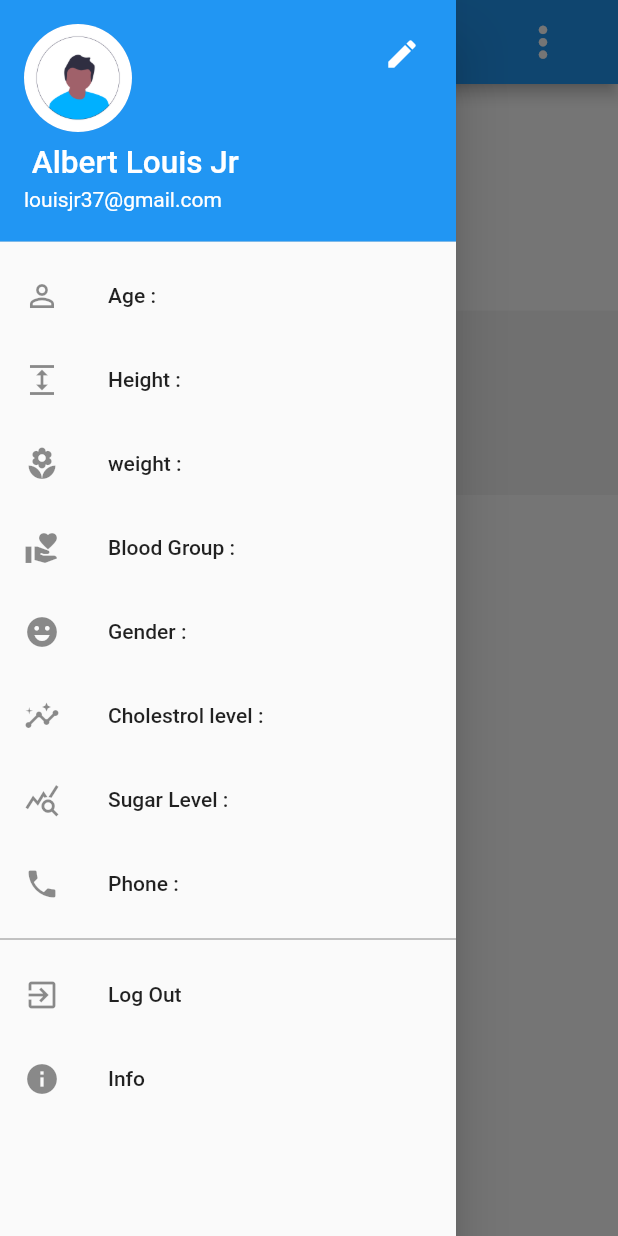
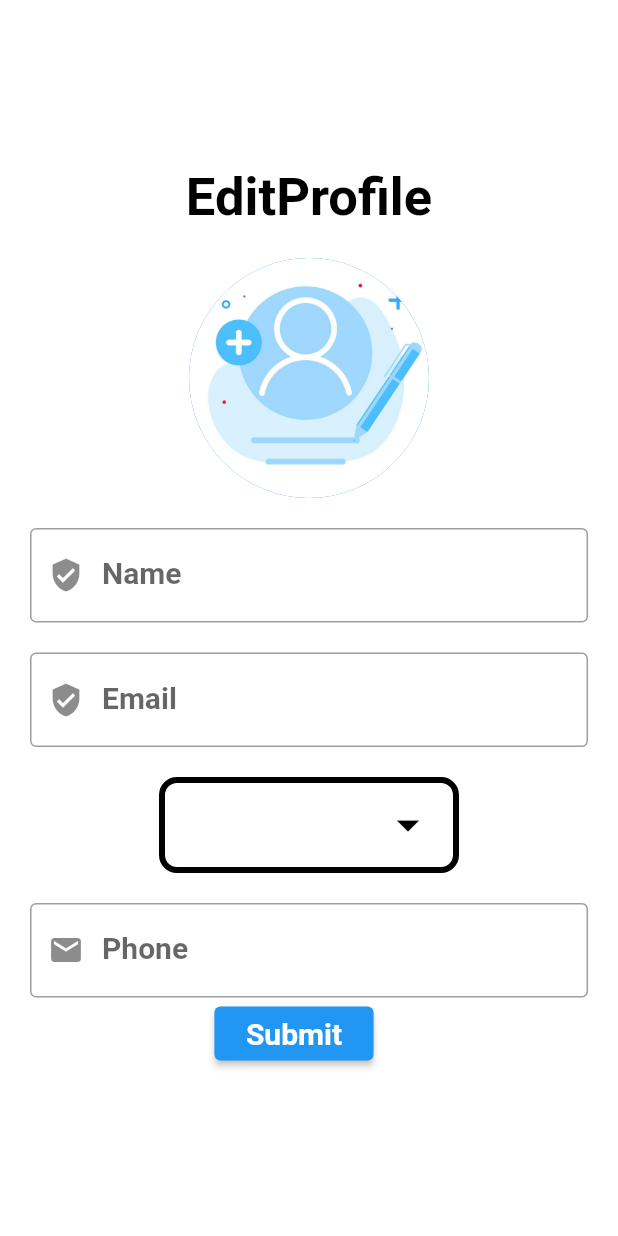
Before and after one commit to Ajn7/healthapp, a Flutter app: the MyHome screen opened directly with empty values, in the side drawer, after a tap on the "edit" icon, on a phone screen of 412 x 824 dp. Run offline on Flutter 3.47's test engine with Material 2 defaults, Android fonts, the phone set to English and light mode, and no system bars; drawn by our look-alikes of dropdown_button2.

Commit message:
edit menu added

```diff
--- /dev/null
+++ b/lib/editinfo.dart
@@ -0,0 +1,139 @@
+import 'package:flutter/material.dart';
+import 'package:healthapp/constants/msgline.dart';
+import 'package:healthapp/login.dart';
+import 'package:healthapp/myhome.dart';
+
+
+
+
+class EditInfo extends StatefulWidget{
+  @override
+  _EditInfo createState()=>_EditInfo();
+}
+
+
+
+class _EditInfo extends State<EditInfo>{
+  final items=['Male','Female','Not Inetersted'];
+  String?value;
+  TextEditingController _nameTEC=TextEditingController();
+  TextEditingController _emailTEC=TextEditingController();
+  TextEditingController _phoneTEC=TextEditingController();
+  @override
+  Widget build(BuildContext context) {
+    return Scaffold(
+      //appBar: AppBar(title:Text("Login Screen")),
+      backgroundColor:Colors.white,
+      body: SafeArea(
+        child: Center(
+          child: SingleChildScrollView(
+            child: Container(
+              padding:EdgeInsets.symmetric(vertical: 20,horizontal: 20) ,
+              child: Column(
+                mainAxisAlignment: MainAxisAlignment.center,
+                children: [
+                msgLine(message: "EditProfile"),
+
+                  CircleAvatar(
+                    radius: 80,
+                    backgroundImage: AssetImage('assets/images/create.png'),
+                  ),
+                SizedBox(height: 20,),
+                 TextField(
+                 controller:_nameTEC,
+                 keyboardType: TextInputType.emailAddress,
+                 decoration: InputDecoration(
+                          border: OutlineInputBorder(),
+                          prefixIcon: Icon(Icons.verified_user),
+                          hintText: "Enter Name Here",
+                          hintStyle: TextStyle(fontSize: 20.0, ),
+                          labelText: "Name",
+                          labelStyle: TextStyle(fontSize: 20.0,fontWeight: FontWeight.bold),
+                                    ),
+                ),
+                SizedBox(height: 20,),
+                 TextField(
+                 controller:_emailTEC,
+                 keyboardType: TextInputType.emailAddress,
+                 decoration: InputDecoration(
+                          border: OutlineInputBorder(),
+                          prefixIcon: Icon(Icons.verified_user),
+                          hintText: "Enter Email Here",
+                          hintStyle: TextStyle(fontSize: 20.0, ),
+                          labelText: "Email",
+                          labelStyle: TextStyle(fontSize: 20.0,fontWeight: FontWeight.bold),
+                                    ),
+                ),
+                SizedBox(height: 20,),
+                Container(
+                  width:200,
+                  padding: EdgeInsets.symmetric(horizontal: 12,vertical: 4),
+                  decoration: BoxDecoration(
+                    borderRadius: BorderRadius.circular(12),
+                    border: Border.all(color: Colors.black,width: 4)
+                  ),
+                  child: DropdownButtonHideUnderline(
+                    child: DropdownButton<String>(
+                      value:value,
+                      iconSize: 36,
+                      isExpanded:true,
+                      icon:Icon(Icons.arrow_drop_down,color: Colors.black,),
+                      items: items.map(buildMenuItem).toList(),
+                       onChanged: (value)=>setState(() => this.value=value),
+                      ),
+                  ),
+                ),
+                SizedBox(height:20),
+                 TextField(
+                 controller:_phoneTEC,
+                 keyboardType: TextInputType.emailAddress,
+                 decoration: InputDecoration(
+                          border: OutlineInputBorder(),
+                          prefixIcon: Icon(Icons.email),
+                          hintText: "Enter Phone Number Here",
+                          hintStyle: TextStyle(fontSize: 20.0, ), //color: Color(0xFFB80075)
+                          labelText: "Phone",
+                          labelStyle: TextStyle(fontSize: 20.0,fontWeight: FontWeight.bold),
+                                    ),
+                ),
+                Row(
+                  mainAxisSize:MainAxisSize.max,
+                  mainAxisAlignment:MainAxisAlignment.center,
+
+                  children: [
+                    ElevatedButton(onPressed:(){
+
+                      var _name=_nameTEC.text;
+                      var _email=_emailTEC.text;
+                      var _phone=_phoneTEC.text;
+
+                      print("Name:"+_name);
+                      print("Email:"+_email);
+                      print("phone:"+_phone);
+
+                      Navigator.of(context).push(MaterialPageRoute(builder: (context)=>MyHome(email: _email, password:_phone)));
+                    },
+                     child: Text(" Submit ",style: TextStyle(fontSize: 20,fontWeight: FontWeight.bold)),),
+                    SizedBox(width: 20,),
+
+
+                  ],
+                ),
+
+                ],
+              ),
+            ),
+          ),
+        ),
+      )
+    );
+  }
+}
+
+DropdownMenuItem<String>buildMenuItem(String item) => DropdownMenuItem(
+  value:item,
+  child:Text(
+    item,
+    style:TextStyle(fontSize: 20,fontWeight:FontWeight.bold)
+  )
+);
--- a/lib/myhome.dart
+++ b/lib/myhome.dart
@@ -1,5 +1,8 @@
 import 'package:flutter/material.dart';
 import 'package:dropdown_button2/dropdown_button2.dart';
+import 'package:healthapp/editinfo.dart';
+import 'package:healthapp/login.dart';
+
 
 class MyHome extends StatefulWidget {
 
@@ -144,7 +147,9 @@ class _MyHomeState extends State<MyHome> {
               children : [
                 Row(
                 children:[
+                  SizedBox(width: 20,),
                   Text("SPO2"),
+                  SizedBox(width: 20,),
                   ElevatedButton(onPressed: () { }, child: Text('Measure')),
                 ]
               ),
@@ -153,14 +158,23 @@ class _MyHomeState extends State<MyHome> {
               ),
               Row(
                 children:[
+                  SizedBox(width: 20,),
                   Text('BP'),
+                  SizedBox(width: 30,),
                   ElevatedButton(onPressed: () { }, child: Text('Measure')),
                 ]
               ),
               ],
             ),
             color:Colors.grey.shade100,
-           )
+           ),
+            Container(
+            padding: EdgeInsets.all(100.0),
+            width: MediaQuery.of(context).size.width,
+            height:423.4,
+            child: Text('Msg'),
+            color: Colors.grey.shade200,
+            )
           ],
         ),
       ),
@@ -178,7 +192,9 @@ class _MyHomeState extends State<MyHome> {
               IconButton(
               icon: const Icon(Icons.edit),
               color:Colors.white,
-              onPressed: () { },
+              onPressed: () {
+                Navigator.of(context).push(MaterialPageRoute(builder: (context) => EditInfo()));
+               },
               ),
             ],
           currentAccountPicture:CircleAvatar(
@@ -188,56 +204,63 @@ class _MyHomeState extends State<MyHome> {
           ListTile(
             leading: Icon(Icons.person_outline),
             title: Text("Age :"),
-            onTap: () { },
+            //onTap: () { },
           ),
           ListTile(
             leading: Icon(Icons.expand),
             title: Text("Height :"),
-            onTap: () { },
+            //onTap: () { },
           ),
           ListTile(
             leading: Icon(Icons.local_florist),
             title: Text("weight :"),
-            onTap: () { },
+            //onTap: () { },
           ),
           ListTile(
             leading: Icon(Icons.volunteer_activism),
             title: Text("Blood Group :"),
-            onTap: () { },
+            //onTap: () { },
           ),
           ListTile(
             leading: Icon(Icons.emoji_emotions),
             title: Text("Gender :"),
-            onTap: () { },
+            //onTap: () { },
           ),
           ListTile(
             leading: Icon(Icons.insights),
             title: Text("Cholestrol level :"),
-            onTap: () { },
+            //onTap: () { },
           ),
           ListTile(
             leading: Icon(Icons.query_stats),
             title: Text("Sugar Level :"),
-            onTap: () { },
+            //onTap: () { },
           ),
            ListTile(
             leading: Icon(Icons.phone),
             title: Text("Phone :"),
-            onTap: () { },
+           // onTap: () { },
           ),
           Divider(
-            height:18,
+            height:10,
             color:Colors.black45
           ),
           ListTile(
+            leading: Icon(Icons.password),
+            title: Text("Change Password"),
+            onTap: () { },
+          ),
+          // ListTile(
+          //   leading: Icon(Icons.info),
+          //   title: Text("Info"),
+          //   onTap: () { },
+          // ),
+          ListTile(
             leading: Icon(Icons.exit_to_app),
             title: Text("Log Out"),
-            onTap: () { },
-          ),
-          ListTile(
-            leading: Icon(Icons.info),
-            title: Text("Info"),
-            onTap: () { },
+            onTap: () {
+              Navigator.of(context).push(MaterialPageRoute(builder: (context) => LoginScreen()));
+             },
           ),
           ],
         )
```
